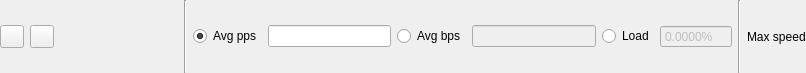
pstavirs/ostinato, file client/portwidget.ui: the form before one commit.
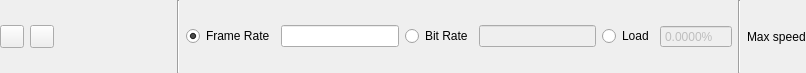
The form after the commit. Icons and pictures are not drawn.

Commit message:
Change port bit rate display unit automatically
This is for user convenience and easier comprehension

What changed in the file:
```diff
--- a/client/portwidget.ui
+++ b/client/portwidget.ui
@@ -85,7 +85,7 @@
      <item>
       <widget class="QRadioButton" name="radioButton">
        <property name="text">
-        <string>Avg pps</string>
+        <string>Frame Rate</string>
        </property>
        <property name="checked">
         <bool>true</bool>
@@ -98,7 +98,7 @@
      <item>
       <widget class="QRadioButton" name="radioButton_2">
        <property name="text">
-        <string>Avg bps</string>
+        <string>Bit Rate</string>
        </property>
       </widget>
      </item>
```
Left out of the diff: 3 changed lines with no effect on the pictures. The commit also changes 1 other file.
